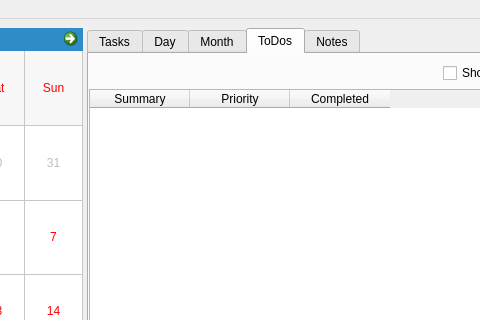
First picture: the form in src/hanlendar/ui/main_window.ui, repository anetczuk/hanlendar, before the edit; both pictures show x 393 to 873 and y 0 to 320 of the 964 by 723 pixel window.
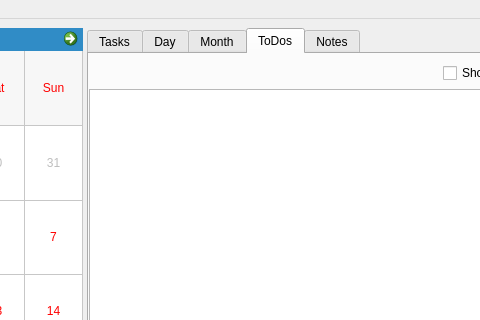
Second picture: the form after the edit. The open tabs and pages were chosen to show the change. Custom widgets are drawn as their Qt base class.

Commit message: Refactor: convert ToDoTable to QTableView

```diff
--- a/src/hanlendar/ui/main_window.ui
+++ b/src/hanlendar/ui/main_window.ui
@@ -371,21 +371,6 @@
               <property name="dragDropMode">
                <enum>QAbstractItemView::DragDrop</enum>
               </property>
-              <column>
-               <property name="text">
-                <string>Summary</string>
-               </property>
-              </column>
-              <column>
-               <property name="text">
-                <string>Priority</string>
-               </property>
-              </column>
-              <column>
-               <property name="text">
-                <string>Completed</string>
-               </property>
-              </column>
              </widget>
             </item>
            </layout>
@@ -504,11 +489,6 @@
    <header>hanlendar.gui.noteswidget</header>
    <container>1</container>
   </customwidget>
-  <customwidget>
-   <class>ToDoTable</class>
-   <extends>QTableWidget</extends>
-   <header>hanlendar.gui.todotable</header>
-  </customwidget>
   <customwidget>
    <class>ToDoDetails</class>
    <extends>QWidget</extends>
@@ -526,6 +506,11 @@
    <header>hanlendar.gui.daylistwidget</header>
    <container>1</container>
   </customwidget>
+  <customwidget>
+   <class>ToDoTable</class>
+   <extends>QTableView</extends>
+   <header>hanlendar.gui.todotable</header>
+  </customwidget>
  </customwidgets>
  <resources/>
  <connections>
```
Left out of the diff: 2 changed lines with no effect on the pictures. The commit also changes 2 other files.
